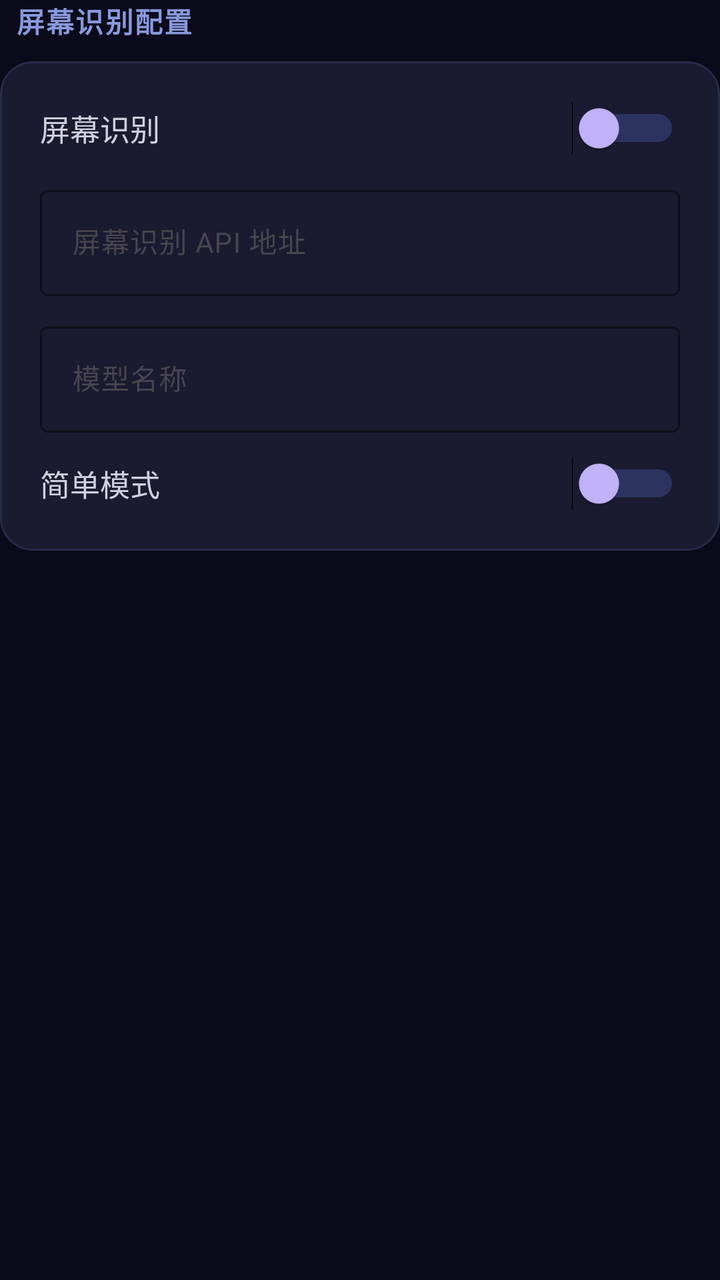
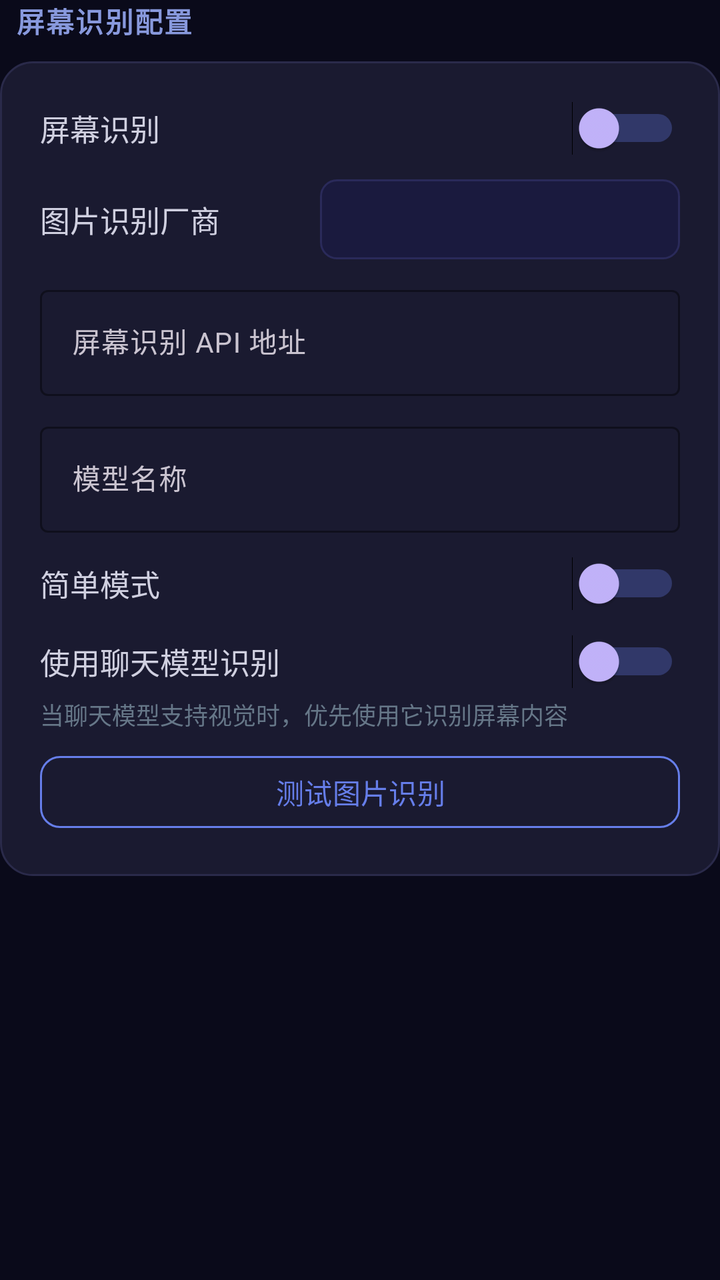

Two renders of the same Android screen: before a commit and after it. Below are the layout's source before the change and the commit's diff.
<!-- AndroidManifest.xml: application theme Theme.Companion -->
<!-- res/layout/item_settings_screen.xml -->
<?xml version="1.0" encoding="utf-8"?>
<LinearLayout xmlns:android="http://schemas.android.com/apk/res/android"
    xmlns:app="http://schemas.android.com/apk/res-auto"
    android:layout_width="match_parent"
    android:layout_height="wrap_content"
    android:orientation="vertical">

    <TextView
        android:layout_width="match_parent"
        android:layout_height="wrap_content"
        android:text="  屏幕识别配置"
        android:textSize="14sp"
        android:textStyle="bold"
        android:textColor="#8899dd"
        android:letterSpacing="0.05"
        android:layout_marginBottom="10dp" />

    <FrameLayout
        android:layout_width="match_parent"
        android:layout_height="wrap_content"
        android:layout_marginBottom="16dp"
        android:background="@drawable/bg_settings_card">

        <LinearLayout
            android:layout_width="match_parent"
            android:layout_height="wrap_content"
            android:orientation="vertical"
            android:padding="20dp">

            <LinearLayout
                android:layout_width="match_parent"
                android:layout_height="wrap_content"
                android:orientation="horizontal"
                android:gravity="center_vertical"
                android:layout_marginBottom="12dp">

                <TextView
                    android:layout_width="0dp"
                    android:layout_height="wrap_content"
                    android:layout_weight="1"
                    android:text="屏幕识别"
                    android:textSize="15sp"
                    android:textColor="#d0d0e0" />

                <Switch
                    android:id="@+id/switch_screen_recognition"
                    android:layout_width="wrap_content"
                    android:layout_height="wrap_content"
                    android:trackTint="#667eea"
                    android:thumbTint="#c4b5fd" />
            </LinearLayout>

            <com.google.android.material.textfield.TextInputLayout
                android:layout_width="match_parent"
                android:layout_height="wrap_content"
                android:hint="屏幕识别 API 地址"
                app:boxBackgroundColor="@android:color/transparent"
                app:boxStrokeColor="#667eea"
                app:hintTextColor="#667eea"
                android:layout_marginBottom="10dp">

                <com.google.android.material.textfield.TextInputEditText
                    android:id="@+id/et_screen_api_url"
                    android:layout_width="match_parent"
                    android:layout_height="wrap_content"
                    android:textSize="14sp"
                    android:textColor="#d0d0e0"
                    android:textColorHint="#667788" />
            </com.google.android.material.textfield.TextInputLayout>

            <com.google.android.material.textfield.TextInputLayout
                android:layout_width="match_parent"
                android:layout_height="wrap_content"
                android:hint="模型名称"
                app:boxBackgroundColor="@android:color/transparent"
                app:boxStrokeColor="#667eea"
                app:hintTextColor="#667eea"
                android:layout_marginBottom="12dp">

                <com.google.android.material.textfield.TextInputEditText
                    android:id="@+id/et_screen_model"
                    android:layout_width="match_parent"
                    android:layout_height="wrap_content"
                    android:textSize="14sp"
                    android:textColor="#d0d0e0"
                    android:textColorHint="#667788" />
            </com.google.android.material.textfield.TextInputLayout>

            <LinearLayout
                android:layout_width="match_parent"
                android:layout_height="wrap_content"
                android:orientation="horizontal"
                android:gravity="center_vertical">

                <TextView
                    android:layout_width="0dp"
                    android:layout_height="wrap_content"
                    android:layout_weight="1"
                    android:text="简单模式"
                    android:textSize="15sp"
                    android:textColor="#d0d0e0" />

                <Switch
                    android:id="@+id/switch_simple_screen_mode"
                    android:layout_width="wrap_content"
                    android:layout_height="wrap_content"
                    android:trackTint="#667eea"
                    android:thumbTint="#c4b5fd" />
            </LinearLayout>
        </LinearLayout>
    </FrameLayout>

</LinearLayout>
<!-- resources referenced by this layout -->
<resources>
  <style name="Theme.Companion" parent="Theme.Material3.DayNight.NoActionBar">
          <item name="colorPrimary">@color/accent_blue</item>
          <item name="colorPrimaryVariant">@color/purple_700</item>
          <item name="colorOnPrimary">@color/white</item>
          <item name="colorSecondary">@color/accent_cyan</item>
          <item name="colorSecondaryVariant">@color/teal_700</item>
          <item name="colorSurface">@color/surface_dark</item>
          <item name="colorOnSurface">@color/text_primary</item>
          <item name="android:statusBarColor">@color/bg_start</item>
          <item name="android:navigationBarColor">@color/bg_start</item>
          <item name="android:windowBackground">@color/bg_start</item>
  
          <item name="android:activityOpenEnterAnimation">@anim/slide_in_right</item>
          <item name="android:activityOpenExitAnimation">@anim/fade_out</item>
          <item name="android:activityCloseEnterAnimation">@anim/fade_in</item>
          <item name="android:activityCloseExitAnimation">@anim/slide_out_left</item>
  
          <item name="android:windowEnterTransition">@android:transition/fade</item>
          <item name="android:windowExitTransition">@android:transition/fade</item>
  
          <item name="android:colorEdgeEffect">@color/accent_purple</item>
      </style>
  <color name="accent_blue">#667eea</color>
  <color name="white">#FFFFFFFF</color>
  <color name="accent_cyan">#64ffda</color>
  <color name="teal_700">#FF018786</color>
  <color name="surface_dark">#14142a</color>
  <color name="text_primary">#ececf4</color>
  <color name="bg_start">#0a0a1a</color>
  <!-- unchanged entries left out for length: 3 -->
</resources>

<!-- the commit's change to res/layout/item_settings_screen.xml (unified diff, before → after) -->
@@ -48,6 +48,30 @@
                     android:layout_height="wrap_content"
                     android:trackTint="#667eea"
                     android:thumbTint="#c4b5fd" />
+            </LinearLayout>
+
+            <LinearLayout
+                android:layout_width="match_parent"
+                android:layout_height="wrap_content"
+                android:orientation="horizontal"
+                android:gravity="center_vertical"
+                android:layout_marginBottom="10dp">
+
+                <TextView
+                    android:layout_width="0dp"
+                    android:layout_height="wrap_content"
+                    android:layout_weight="1"
+                    android:text="图片识别厂商"
+                    android:textSize="15sp"
+                    android:textColor="#d0d0e0" />
+
+                <Spinner
+                    android:id="@+id/spinner_image_recog_provider"
+                    android:layout_width="180dp"
+                    android:layout_height="40dp"
+                    android:background="@drawable/bg_spinner"
+                    android:popupBackground="#1a1a3e"
+                    android:textColor="#d0d0e0" />
             </LinearLayout>
 
             <com.google.android.material.textfield.TextInputLayout
@@ -107,6 +131,63 @@
                     android:trackTint="#667eea"
                     android:thumbTint="#c4b5fd" />
             </LinearLayout>
+
+            <LinearLayout
+                android:layout_width="match_parent"
+                android:layout_height="wrap_content"
+                android:orientation="vertical"
+                android:layout_marginTop="12dp">
+
+                <LinearLayout
+                    android:layout_width="match_parent"
+                    android:layout_height="wrap_content"
+                    android:orientation="horizontal"
+                    android:gravity="center_vertical">
+
+                    <TextView
+                        android:layout_width="0dp"
+                        android:layout_height="wrap_content"
+                        android:layout_weight="1"
+                        android:text="使用聊天模型识别"
+                        android:textSize="15sp"
+                        android:textColor="#d0d0e0" />
+
+                    <Switch
+                        android:id="@+id/switch_chat_model_vision"
+                        android:layout_width="wrap_content"
+                        android:layout_height="wrap_content"
+                        android:trackTint="#667eea"
+                        android:thumbTint="#c4b5fd" />
+                </LinearLayout>
+
+                <TextView
+                    android:layout_width="match_parent"
+                    android:layout_height="wrap_content"
+                    android:text="当聊天模型支持视觉时，优先使用它识别屏幕内容"
+                    android:textSize="12sp"
+                    android:textColor="#667788"
+                    android:layout_marginTop="4dp" />
+            </LinearLayout>
+
+            <com.google.android.material.button.MaterialButton
+                android:id="@+id/btn_test_image_recog"
+                style="@style/Widget.Material3.Button.OutlinedButton"
+                android:layout_width="match_parent"
+                android:layout_height="44dp"
+                android:layout_marginTop="8dp"
+                android:text="测试图片识别"
+                android:textColor="#667eea"
+                app:cornerRadius="10dp"
+                app:strokeColor="#667eea" />
+
+            <TextView
+                android:id="@+id/tv_image_recog_test_result"
+                android:layout_width="match_parent"
+                android:layout_height="wrap_content"
+                android:layout_marginTop="4dp"
+                android:textColor="#4CAF50"
+                android:textSize="12sp"
+                android:visibility="gone" />
         </LinearLayout>
     </FrameLayout>
 
<!-- resource entries referenced after the edit -->
@@ -1,6 +1,16 @@
 <!-- resources referenced by this layout -->
 <resources>
-  <style name="Theme.Companion" parent="Theme.Material3.DayNight.NoActionBar">
+  <!-- drawable bg_spinner (drawable) -->
+  <?xml version="1.0" encoding="utf-8"?>
+  <shape xmlns:android="http://schemas.android.com/apk/res/android"
+      android:shape="rectangle">
+      <solid android:color="#1a1a3e" />
+      <corners android:radius="8dp" />
+      <stroke
+          android:width="1dp"
+          android:color="#2a2a5a" />
+  </shape>
+  <style name="Theme.Companion" parent="Theme.Material3.Dark.NoActionBar">
           <item name="colorPrimary">@color/accent_blue</item>
           <item name="colorPrimaryVariant">@color/purple_700</item>
           <item name="colorOnPrimary">@color/white</item>
@@ -21,6 +31,11 @@
           <item name="android:windowExitTransition">@android:transition/fade</item>
   
           <item name="android:colorEdgeEffect">@color/accent_purple</item>
+  
+          <item name="alertDialogTheme">@style/ThemeOverlay.Companion.AlertDialog</item>
+          <item name="android:alertDialogTheme">@style/ThemeOverlay.Companion.AlertDialog.Legacy</item>
+          <item name="android:datePickerDialogTheme">@style/ThemeOverlay.Companion.DatePicker</item>
+          <item name="android:timePickerDialogTheme">@style/ThemeOverlay.Companion.TimePicker</item>
       </style>
   <color name="accent_blue">#667eea</color>
   <color name="white">#FFFFFFFF</color>
@@ -29,6 +44,32 @@
   <color name="surface_dark">#14142a</color>
   <color name="text_primary">#ececf4</color>
   <color name="bg_start">#0a0a1a</color>
+  <style name="ThemeOverlay.Companion.AlertDialog" parent="ThemeOverlay.Material3.MaterialAlertDialog">
+          <item name="colorSurface">@color/surface_card</item>
+          <item name="colorOnSurface">@color/text_primary</item>
+          <item name="android:textColorPrimary">@color/text_primary</item>
+          <item name="android:textColorSecondary">@color/text_secondary</item>
+      </style>
+  <style name="ThemeOverlay.Companion.AlertDialog.Legacy" parent="android:Theme.DeviceDefault.Dialog.Alert">
+          <item name="android:textColorPrimary">@color/text_primary</item>
+          <item name="android:textColorSecondary">@color/text_secondary</item>
+          <item name="android:background">@color/surface_card</item>
+          <item name="android:windowBackground">@color/surface_card</item>
+          <item name="android:colorBackground">@color/surface_card</item>
+      </style>
+  <style name="ThemeOverlay.Companion.DatePicker" parent="ThemeOverlay.Material3.Dialog">
+          <item name="colorSurface">@color/surface_card</item>
+          <item name="colorOnSurface">@color/text_primary</item>
+          <item name="android:textColorPrimary">@color/text_primary</item>
+          <item name="android:textColorSecondary">@color/text_secondary</item>
+          <item name="android:windowBackground">@color/surface_card</item>
+      </style>
+  <style name="ThemeOverlay.Companion.TimePicker" parent="ThemeOverlay.Material3.Dialog">
+          <item name="colorSurface">@color/surface_card</item>
+          <item name="colorOnSurface">@color/text_primary</item>
+      </style>
+  <color name="surface_card">#1a1a38</color>
+  <color name="text_secondary">#99aabb</color>
   <!-- unchanged entries left out for length: 3 -->
 </resources>
 
